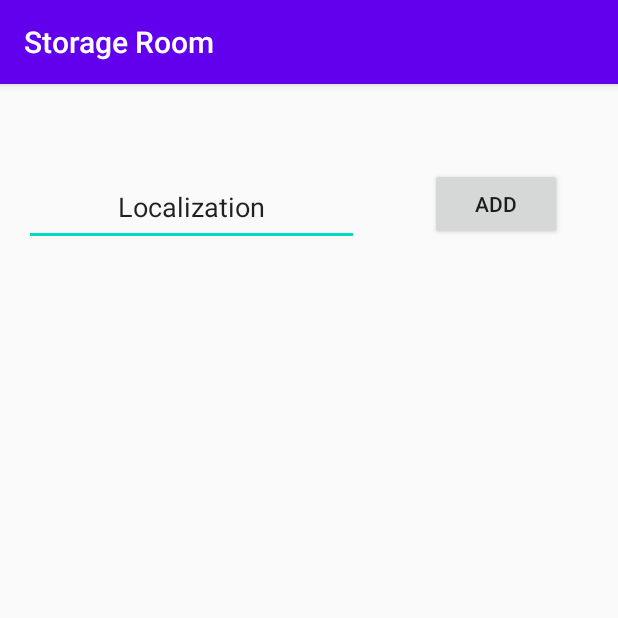
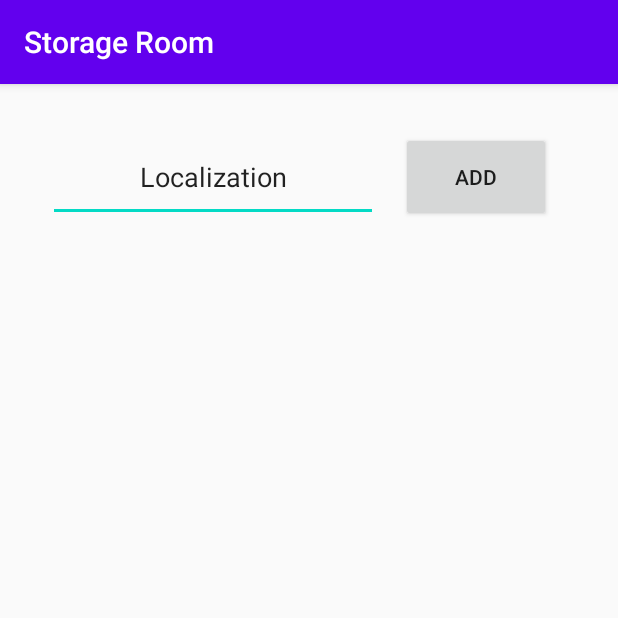
Before and after one commit to drolewski/StorageRoom, an Android app: the LocalizationList screen opened directly, with no data from a screen before it, on a phone screen of 412 x 824 dp, the top half of it. Run offline under Robolectric (Android 15) with nearby library versions, the phone set to English and light mode, and no system bars; our stand-ins replace Room's generated code.

Commit message:
Repair Localization List Activity

```diff
--- a/app/src/main/AndroidManifest.xml
+++ b/app/src/main/AndroidManifest.xml
@@ -20,7 +20,8 @@
         <activity android:name=".AddBox"></activity>
         <activity android:name=".AddSingleItem" />
         <activity android:name=".AddItem" />
-        <activity android:name=".LocalizationList" />
+        <activity android:name=".LocalizationList"
+            android:windowSoftInputMode="adjustResize"/>
         <activity android:name=".MenuStart" />
         <activity
             android:name=".AddLocalization"
--- a/app/src/main/java/io/drolewski/storageroom/activities/LocalizationList.kt
+++ b/app/src/main/java/io/drolewski/storageroom/activities/LocalizationList.kt
@@ -50,6 +50,10 @@ class LocalizationList : AppCompatActivity() {
                 error.show()
             }
         }
+
+        locInput.setOnClickListener{
+            locInput.text.clear()
+        }
     }
 
     fun getFromDb(db: AppDatabase){
--- a/app/src/main/res/layout/activity_localization_list.xml
+++ b/app/src/main/res/layout/activity_localization_list.xml
@@ -8,35 +8,43 @@
 
     <ListView
         android:id="@+id/listLoc"
-        android:layout_width="316dp"
-        android:layout_height="425dp"
+        android:layout_width="340dp"
+        android:layout_height="400dp"
+        android:layout_marginStart="32dp"
+        android:layout_marginEnd="32dp"
+        android:layout_marginRight="32dp"
+        android:layout_marginBottom="32dp"
+        android:layout_marginTop="32dp"
         app:layout_constraintBottom_toBottomOf="parent"
         app:layout_constraintEnd_toEndOf="parent"
-        app:layout_constraintHorizontal_bias="0.4"
+        app:layout_constraintHorizontal_bias="0.49"
         app:layout_constraintStart_toStartOf="parent"
         app:layout_constraintTop_toBottomOf="@+id/locInput"
-        app:layout_constraintVertical_bias="0.862" />
+        app:layout_constraintVertical_bias="0.772" />
 
     <EditText
         android:id="@+id/locInput"
-        android:layout_width="223dp"
-        android:layout_height="52dp"
-        android:layout_marginStart="16dp"
-        android:layout_marginLeft="16dp"
-        android:layout_marginTop="56dp"
+        android:layout_width="220dp"
+        android:layout_height="60dp"
+        android:layout_marginStart="32dp"
+        android:layout_marginLeft="32dp"
+        android:layout_marginTop="32dp"
         android:gravity="center"
         android:text="Localization"
         app:layout_constraintStart_toStartOf="parent"
-        app:layout_constraintTop_toTopOf="parent" />
+        app:layout_constraintTop_toTopOf="parent"
+        app:layout_constraintVertical_bias="0.0" />
 
     <Button
         android:id="@+id/addLoc"
-        android:layout_width="wrap_content"
-        android:layout_height="wrap_content"
-        android:layout_marginTop="56dp"
+        android:layout_width="100dp"
+        android:layout_height="60dp"
+        android:layout_marginTop="32dp"
+        android:layout_marginEnd="32dp"
         android:text="Add"
         app:layout_constraintEnd_toEndOf="parent"
         app:layout_constraintHorizontal_bias="0.559"
         app:layout_constraintStart_toEndOf="@+id/locInput"
-        app:layout_constraintTop_toTopOf="parent" />
+        app:layout_constraintTop_toTopOf="parent"
+        android:layout_marginRight="32dp" />
 </androidx.constraintlayout.widget.ConstraintLayout>
```
